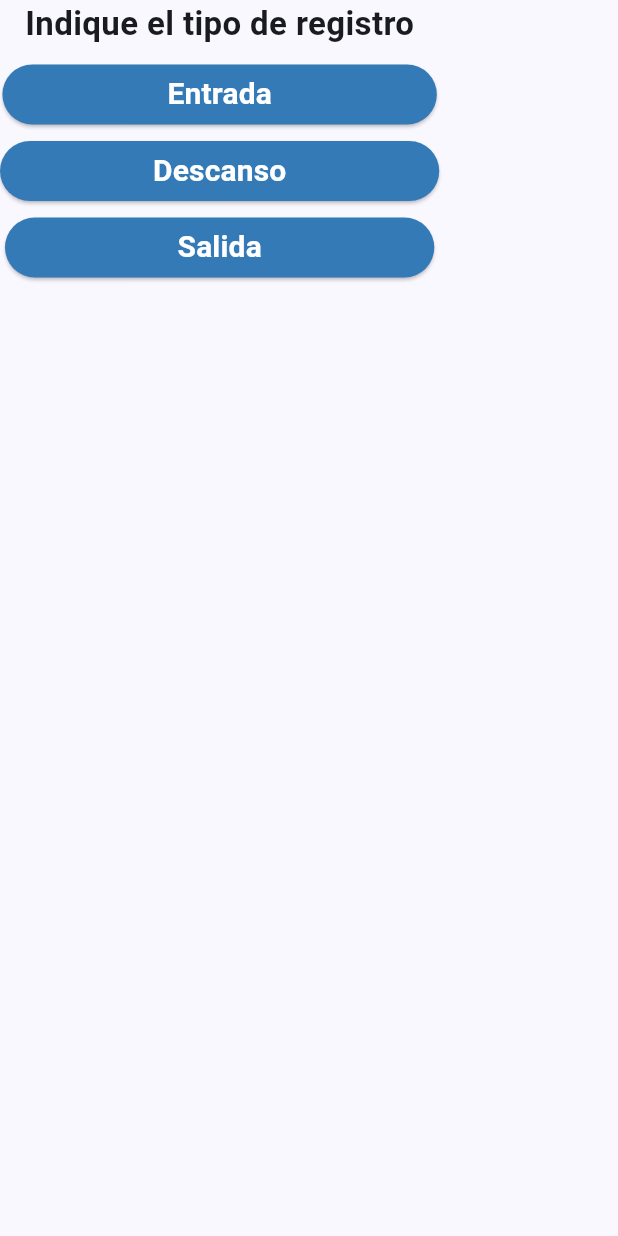
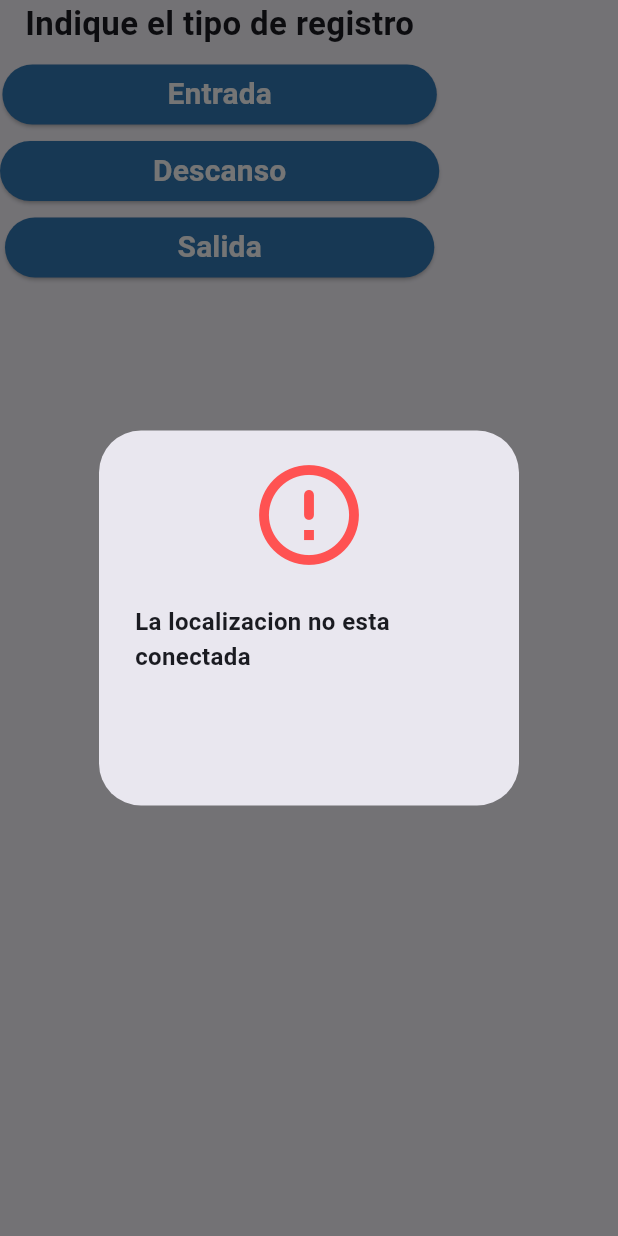
Before and after one commit to NicolasOrdoV/Control-acceso, a Flutter app: the _OptionsView widget shown alone on an empty page, opened directly, after a tap on "Entrada", on a phone screen of 412 x 824 dp. Run offline on Flutter 3.47's test engine with Material 3 defaults, Android fonts, the phone set to English and light mode, and no system bars; our stand-ins replace animate_do, dio, font_awesome_flutter, go_router, internet_connection_checker, isar and 1 more; missing offline and left inert: barcode_scanner, flutter_barcode_scanner; accounts and stored records are empty; generated files the repository leaves out were written again.

Commit message:
alerta de gps

```diff
--- a/lib/presentation/screens/access_screen.dart
+++ b/lib/presentation/screens/access_screen.dart
@@ -130,7 +130,7 @@ class AccessScreenState extends State<AccessScreen> {
             .registerCode(codeCedula, tipo, longitud, latitud);
         return data;
       } else {
-        return "";
+        return data;
       }
     }
   }
@@ -237,7 +237,6 @@ class _OptionsView extends StatelessWidget {
               mainAxisAlignment: MainAxisAlignment.start,
             );
             Future<dynamic> result = AccessScreenState().scanBarcode(tipo);
-            print(result.hashCode);
             AlertView(response: result).viewAlert(context);
           },
           style: TextButton.styleFrom(
--- a/lib/presentation/shared/alerts.dart
+++ b/lib/presentation/shared/alerts.dart
@@ -7,10 +7,20 @@ class AlertView {
   AlertView({this.response});
   Future<void> viewAlert(BuildContext context) async {
     response?.then((value) {
-      final stringValues = value.toString();
-      Map<String, dynamic> resultMap = json.decode(stringValues);
-      final status = resultMap['status'];
-      final message = resultMap['message'];
+      final String stringValues;
+      Map<String, dynamic> resultMap;
+      final bool status;
+      final String message;
+      if (value != null) {
+        stringValues = value.toString();
+        resultMap = json.decode(stringValues);
+        status = resultMap['status'];
+        message = resultMap['message'];
+      } else {
+        status = false;
+        message = "La localizacion no esta conectada";
+      }
+
       return showDialog<void>(
         context: context,
         builder: (context) {
@@ -21,13 +31,11 @@ class AlertView {
               child: SingleChildScrollView(
                 child: Column(
                   children: [
-                    value != null
-                        ? status == true
-                            ? const Icon(Icons.check_circle,
-                                color: Colors.greenAccent, size: 80)
-                            : const Icon(Icons.error_outline_rounded,
-                                color: Colors.redAccent, size: 80)
-                        : const Text("No esta conectado el GPS"),
+                    status == true
+                        ? const Icon(Icons.check_circle,
+                            color: Colors.greenAccent, size: 80)
+                        : const Icon(Icons.error_outline_rounded,
+                            color: Colors.redAccent, size: 80),
                     const SizedBox(
                       height: 20,
                     ),
```
